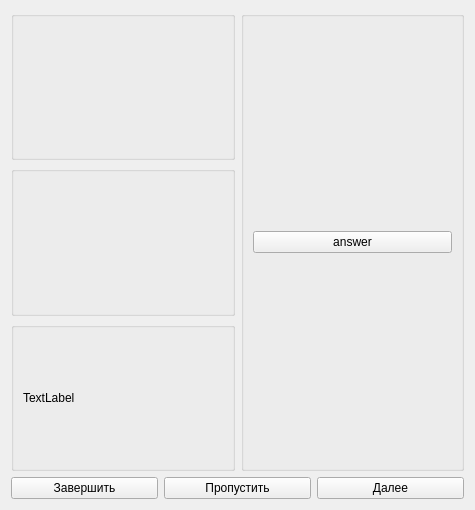
CicadaInc/Emoveo, file UI/QuestionTab.ui: the form before one commit.
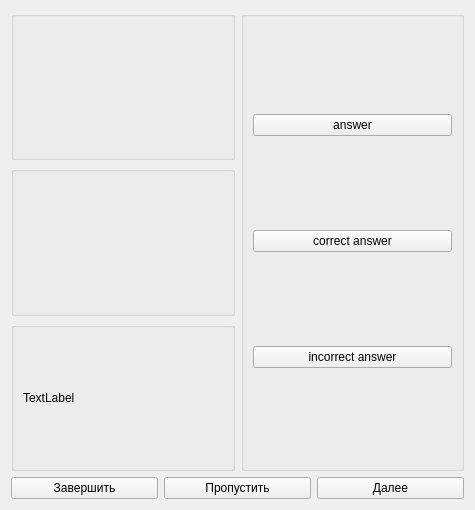
The form after the commit.

Commit message: Increased video slider update rate; changed path strings format; added main menu background; fixed dynamic elements style; recompiled; added Question.difficulty; unlinked UI images from database; added correct / incorrect buttons in designer

Diff of the .ui file:
```diff
--- a/UI/QuestionTab.ui
+++ b/UI/QuestionTab.ui
@@ -91,6 +91,42 @@
           </property>
          </widget>
         </item>
+        <item>
+         <widget class="QPushButton" name="answer_button_correct">
+          <property name="styleSheet">
+           <string notr="true">color: rgb(38, 0, 61);
+font: 75 12pt &quot;Levenim MT&quot;;
+background-color: green;
+border-radius: 2px;
+border: 2px solid #26003d;
+box-shadow: 4px 4px 4px rgba(8, 8, 8, 0.5)}
+QPushButton:hover {background-color: rgba(200, 229, 225, 0.7); 
+border: 2px solid #26003d;
+</string>
+          </property>
+          <property name="text">
+           <string>correct answer</string>
+          </property>
+         </widget>
+        </item>
+        <item>
+         <widget class="QPushButton" name="answer_button_incorrect">
+          <property name="styleSheet">
+           <string notr="true">color: rgb(38, 0, 61);
+font: 75 12pt &quot;Levenim MT&quot;;
+background-color: red;
+border-radius: 2px;
+border: 2px solid #26003d;
+box-shadow: 4px 4px 4px rgba(8, 8, 8, 0.5)}
+QPushButton:hover {background-color: rgba(200, 229, 225, 0.7); 
+border: 2px solid #26003d;
+</string>
+          </property>
+          <property name="text">
+           <string>incorrect answer</string>
+          </property>
+         </widget>
+        </item>
        </layout>
       </widget>
      </item>
```
Left out of the diff: 2 changed lines with no effect on the pictures. The commit also changes 12 other files.
